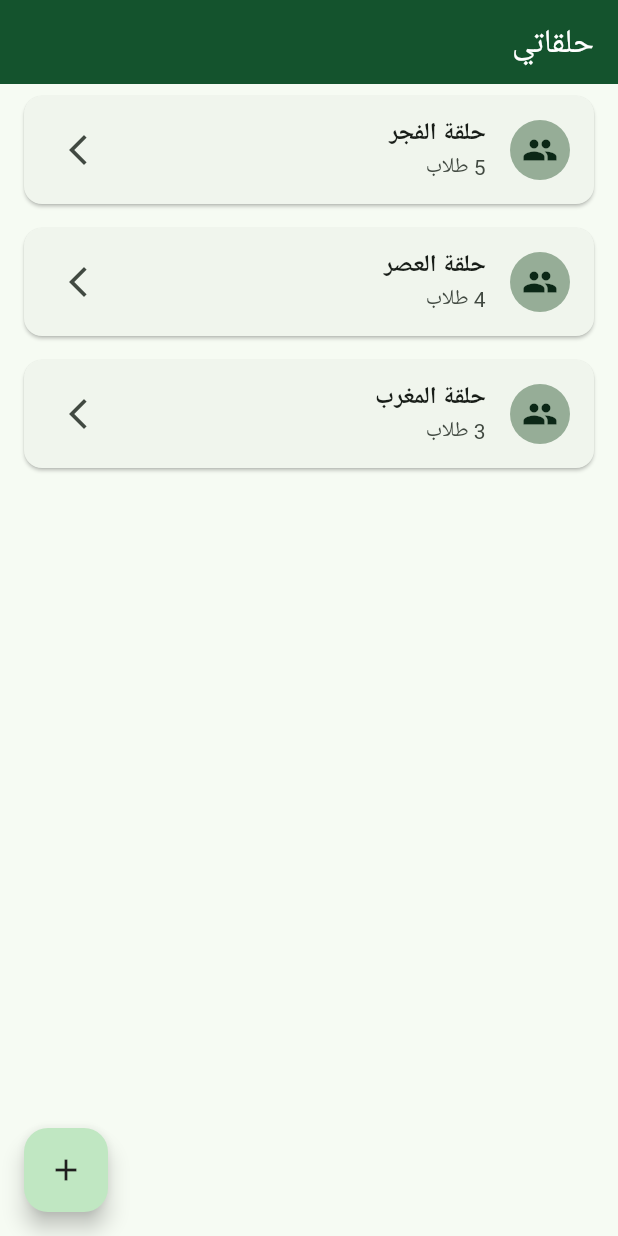
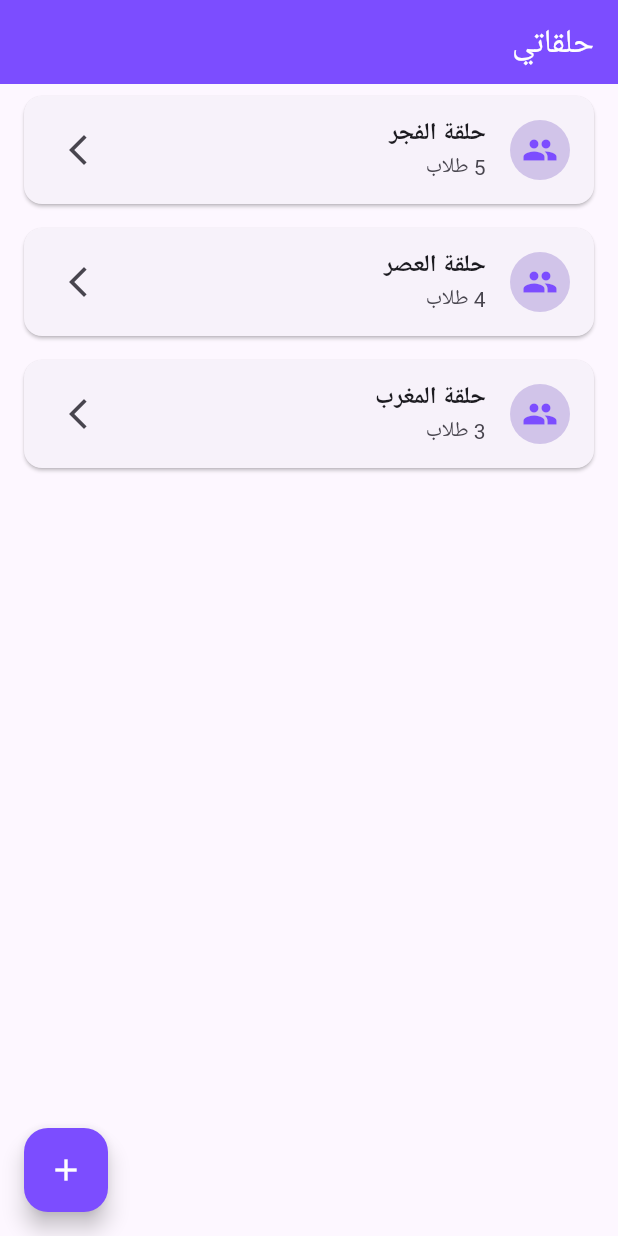
Before and after one commit to abdullahd/quran_halaqa_app, a Flutter app: the screen it shows after launch, on a phone screen of 412 x 824 dp. Run offline on Flutter 3.47's test engine with Material 3 defaults, Android fonts, the phone set to English and light mode, and no system bars; our stand-ins replace google_fonts, shared_preferences; Roboto replaces fonts that are missing (Almarai).

Commit message:
changes to icon, color

```diff
--- a/lib/features/halaqa_list/presentation/halaqa_list_screen.dart
+++ b/lib/features/halaqa_list/presentation/halaqa_list_screen.dart
@@ -55,10 +55,9 @@ class HalaqaListScreen extends StatelessWidget {
             margin: const EdgeInsets.symmetric(horizontal: 16, vertical: 8),
             child: ListTile(
               leading: CircleAvatar(
-                backgroundColor:
-                    const Color.fromARGB(255, 150, 173, 151), // Lighter green
+                backgroundColor: const Color(0xFFD1C4E9), // Light lavender
                 child: const Icon(Icons.group,
-                    color: Color.fromARGB(255, 11, 39, 22)), // Dark green
+                    color: Color(0xFF7C4DFF)), // Deep violet
               ),
               title: Text(halaqa.name,
                   style: const TextStyle(fontWeight: FontWeight.bold)),
@@ -81,8 +80,8 @@ class HalaqaListScreen extends StatelessWidget {
         onPressed: () {
           // TODO: Implement add halaqa functionality
         },
-        backgroundColor: const Color.fromARGB(255, 192, 231, 194),
-        child: const Icon(Icons.add, color: Color.fromARGB(255, 31, 30, 30)),
+        backgroundColor: const Color(0xFF7C4DFF), // Violet main
+        child: const Icon(Icons.add, color: Colors.white),
       ),
     );
   }
--- a/lib/main.dart
+++ b/lib/main.dart
@@ -28,11 +28,11 @@ class QuranHalaqaApp extends StatelessWidget {
       // --- نهاية إعدادات اللغة العربية ---
       theme: ThemeData(
         colorScheme: ColorScheme.fromSeed(
-            seedColor: const Color(0xFF14532D)), // تم تغيير اللون الرئيسي
+            seedColor: const Color(0xFF7C4DFF)), // violet/purple main
         textTheme: GoogleFonts.almaraiTextTheme(),
         useMaterial3: true,
         appBarTheme: const AppBarTheme(
-          backgroundColor: Color(0xFF14532D), // Match primary
+          backgroundColor: Color(0xFF7C4DFF), // violet main
           foregroundColor: Colors.white,
         ),
       ),
```
Also changed, not shown: lib/attendance_table.dart (+8 -4 lines), 30 other files.
